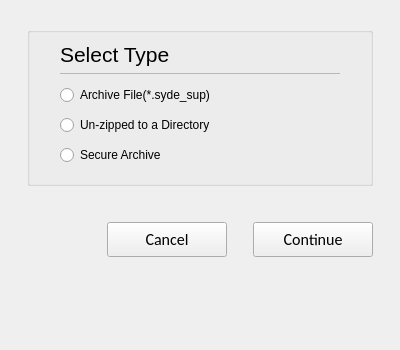
Qt form opensyde_tool/src/system_views/system_update/update_package/C_SyvUpPacServiceUpdatePackageDialog.ui (openSYDE/openSYDE) before a commit.
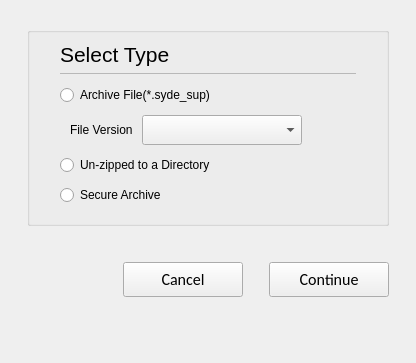
The same form after that commit. Custom widgets are drawn as their Qt base class.

```diff
--- a/opensyde_tool/src/system_views/system_update/update_package/C_SyvUpPacServiceUpdatePackageDialog.ui
+++ b/opensyde_tool/src/system_views/system_update/update_package/C_SyvUpPacServiceUpdatePackageDialog.ui
@@ -6,8 +6,8 @@
    <rect>
     <x>0</x>
     <y>0</y>
-    <width>400</width>
-    <height>350</height>
+    <width>416</width>
+    <height>363</height>
    </rect>
   </property>
   <property name="windowTitle">
@@ -130,6 +130,58 @@
           </property>
          </widget>
         </item>
+        <item>
+         <layout class="QHBoxLayout" name="horizontalLayout" stretch="0,0,1">
+          <property name="spacing">
+           <number>9</number>
+          </property>
+          <property name="leftMargin">
+           <number>10</number>
+          </property>
+          <property name="topMargin">
+           <number>5</number>
+          </property>
+          <property name="bottomMargin">
+           <number>5</number>
+          </property>
+          <item>
+           <widget class="stw::opensyde_gui_elements::C_OgeLabGroupItem" name="pc_LabFileVersion">
+            <property name="text">
+             <string>File Version</string>
+            </property>
+           </widget>
+          </item>
+          <item>
+           <widget class="stw::opensyde_gui_elements::C_OgeCbxText" name="pc_CbxFileVersion">
+            <property name="minimumSize">
+             <size>
+              <width>160</width>
+              <height>30</height>
+             </size>
+            </property>
+            <property name="maximumSize">
+             <size>
+              <width>160</width>
+              <height>30</height>
+             </size>
+            </property>
+           </widget>
+          </item>
+          <item>
+           <spacer name="horizontalSpacer">
+            <property name="orientation">
+             <enum>Qt::Orientation::Horizontal</enum>
+            </property>
+            <property name="sizeHint" stdset="0">
+             <size>
+              <width>40</width>
+              <height>20</height>
+             </size>
+            </property>
+           </spacer>
+          </item>
+         </layout>
+        </item>
         <item>
          <widget class="stw::opensyde_gui_elements::C_OgeRabProperties" name="pc_RbUnzip">
           <property name="minimumSize">
@@ -285,11 +337,6 @@
    <header>C_OgeFraSeparator.hpp</header>
    <container>1</container>
   </customwidget>
-  <customwidget>
-   <class>stw::opensyde_gui_elements::C_OgeRabProperties</class>
-   <extends>QRadioButton</extends>
-   <header>C_OgeRabProperties.hpp</header>
-  </customwidget>
   <customwidget>
    <class>stw::opensyde_gui_elements::C_OgeLabHeadingGroupBold</class>
    <extends>QLabel</extends>
@@ -311,6 +358,21 @@
    <extends>QPushButton</extends>
    <header>C_OgePubCancel.hpp</header>
   </customwidget>
+  <customwidget>
+   <class>stw::opensyde_gui_elements::C_OgeLabGroupItem</class>
+   <extends>QLabel</extends>
+   <header>C_OgeLabGroupItem.hpp</header>
+  </customwidget>
+  <customwidget>
+   <class>stw::opensyde_gui_elements::C_OgeRabProperties</class>
+   <extends>QRadioButton</extends>
+   <header>C_OgeRabProperties.hpp</header>
+  </customwidget>
+  <customwidget>
+   <class>stw::opensyde_gui_elements::C_OgeCbxText</class>
+   <extends>QComboBox</extends>
+   <header>C_OgeCbxText.hpp</header>
+  </customwidget>
  </customwidgets>
  <resources/>
  <connections/>
```
Left out of the diff: 20 changed lines with no effect on the pictures.
